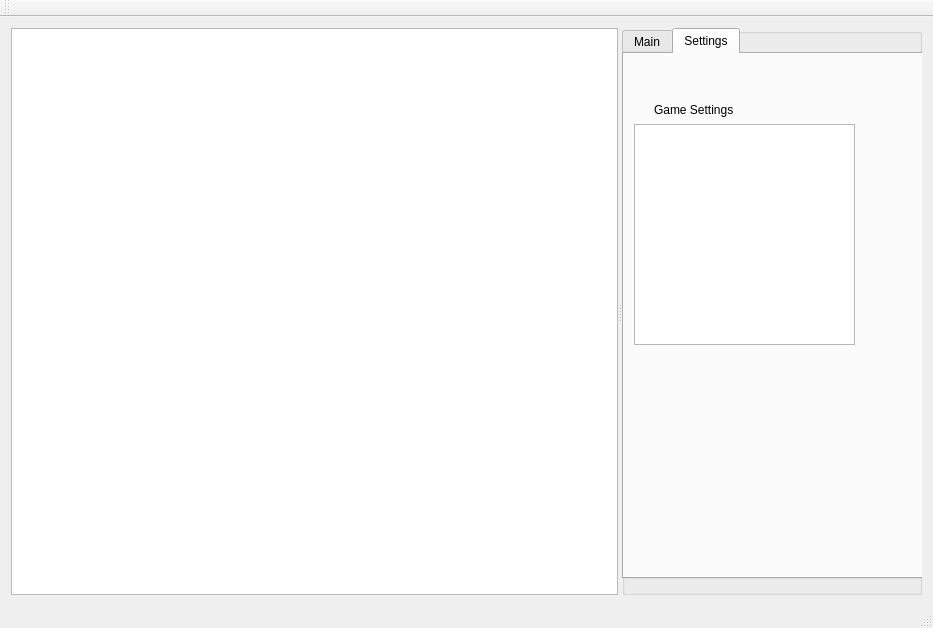
Above: gui/mainwindow.ui from blakeMilner/pandemic before the change. Below: the same form after it.
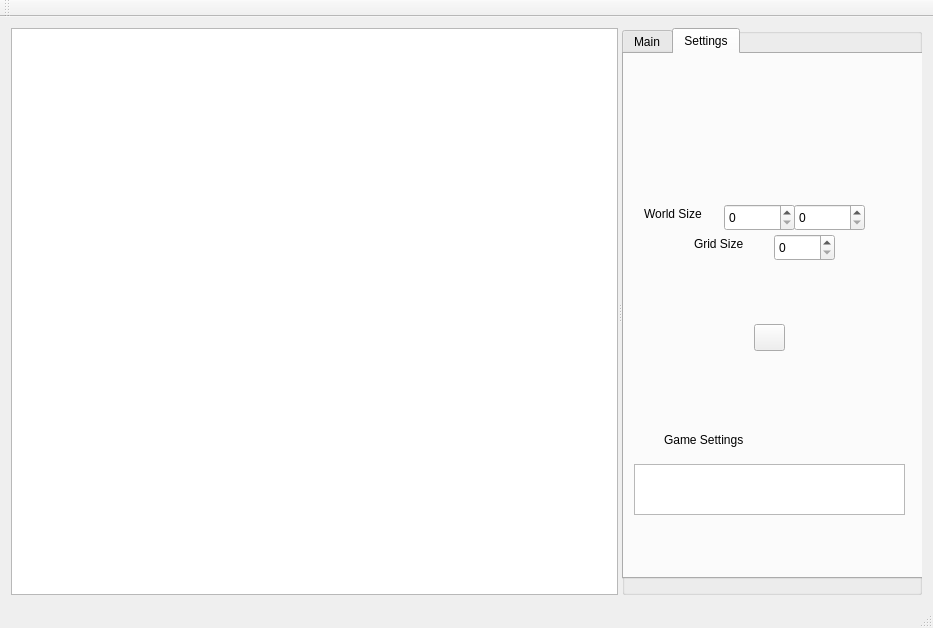
That is the form after the change. The open tabs and pages were chosen to show the change.

Commit message: Added basic world size/view functionality to settings tab.

```diff
--- a/gui/mainwindow.ui
+++ b/gui/mainwindow.ui
@@ -15,7 +15,7 @@
   </property>
   <widget class="QWidget" name="centralWidget">
    <layout class="QGridLayout" name="gridLayout_10">
-    <item row="1" column="0">
+    <item row="0" column="0">
      <widget class="QSplitter" name="splitter">
       <property name="enabled">
        <bool>true</bool>
@@ -280,19 +280,6 @@
             <string/>
            </property>
           </widget>
-          <widget class="QPushButton" name="reset_button">
-           <property name="geometry">
-            <rect>
-             <x>40</x>
-             <y>0</y>
-             <width>31</width>
-             <height>31</height>
-            </rect>
-           </property>
-           <property name="text">
-            <string/>
-           </property>
-          </widget>
          </widget>
          <widget class="QLabel" name="label_7">
           <property name="geometry">
@@ -335,8 +322,8 @@
          <widget class="QLabel" name="label_3">
           <property name="geometry">
            <rect>
-            <x>30</x>
-            <y>40</y>
+            <x>40</x>
+            <y>370</y>
             <width>101</width>
             <height>31</height>
            </rect>
@@ -349,12 +336,90 @@
           <property name="geometry">
            <rect>
             <x>10</x>
-            <y>70</y>
-            <width>221</width>
-            <height>221</height>
+            <y>410</y>
+            <width>271</width>
+            <height>51</height>
            </rect>
           </property>
          </widget>
+         <widget class="QSpinBox" name="world_size_spinBox_X">
+          <property name="geometry">
+           <rect>
+            <x>100</x>
+            <y>150</y>
+            <width>71</width>
+            <height>27</height>
+           </rect>
+          </property>
+         </widget>
+         <widget class="QSpinBox" name="grid_size_spinBox">
+          <property name="geometry">
+           <rect>
+            <x>150</x>
+            <y>180</y>
+            <width>61</width>
+            <height>27</height>
+           </rect>
+          </property>
+         </widget>
+         <widget class="QLabel" name="label_World_Size">
+          <property name="geometry">
+           <rect>
+            <x>20</x>
+            <y>150</y>
+            <width>81</width>
+            <height>20</height>
+           </rect>
+          </property>
+          <property name="text">
+           <string>World Size</string>
+          </property>
+         </widget>
+         <widget class="QLabel" name="label_Grid_Size">
+          <property name="geometry">
+           <rect>
+            <x>70</x>
+            <y>180</y>
+            <width>81</width>
+            <height>20</height>
+           </rect>
+          </property>
+          <property name="text">
+           <string>Grid Size</string>
+          </property>
+         </widget>
+         <widget class="QSpinBox" name="world_size_spinBox_Y">
+          <property name="geometry">
+           <rect>
+            <x>170</x>
+            <y>150</y>
+            <width>71</width>
+            <height>27</height>
+           </rect>
+          </property>
+         </widget>
+         <widget class="QPushButton" name="reset_button">
+          <property name="geometry">
+           <rect>
+            <x>130</x>
+            <y>270</y>
+            <width>31</width>
+            <height>27</height>
+           </rect>
+          </property>
+          <property name="text">
+           <string/>
+          </property>
+         </widget>
+         <zorder>label_3</zorder>
+         <zorder>settings_viewer</zorder>
+         <zorder>world_size_spinBox_X</zorder>
+         <zorder>grid_size_spinBox</zorder>
+         <zorder>label_World_Size</zorder>
+         <zorder>label_Grid_Size</zorder>
+         <zorder>world_size_spinBox_Y</zorder>
+         <zorder>reset_button</zorder>
+         <zorder>reset_button</zorder>
         </widget>
        </widget>
       </widget>
```
Left out of the diff: 6 changed lines with no effect on the pictures. The commit also changes 6 other files.
